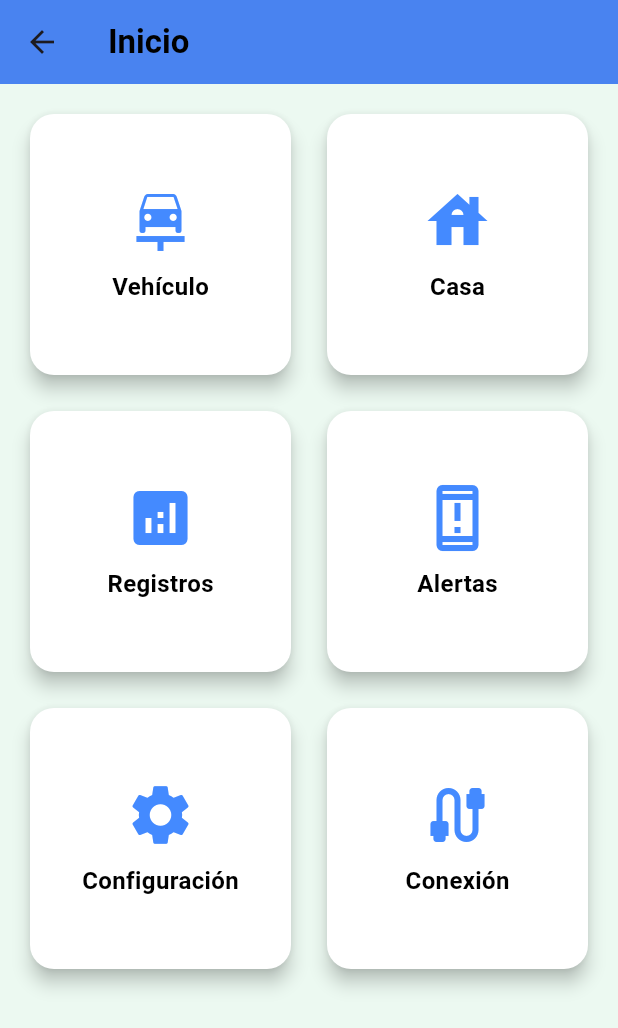
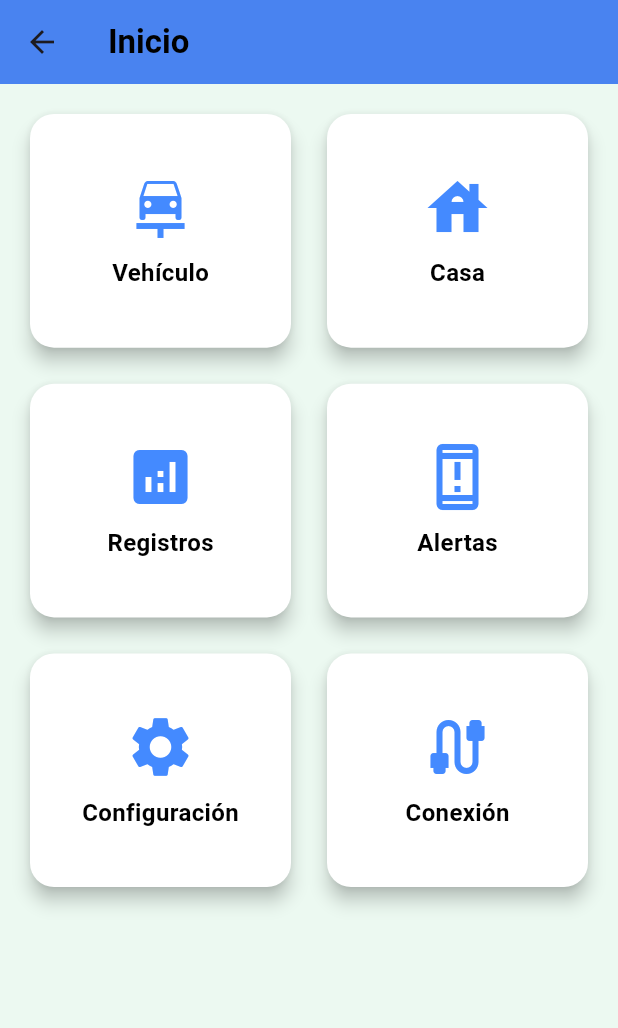
Before and after one commit to crisX666/CasaDomoticaFlutter, a Flutter app: the DashboardPage screen opened by its route, on a phone screen of 412 x 824 dp. Shown: the top 1028 px of the screen. Run offline on Flutter 3.47's test engine with Material 3 defaults, Android fonts, the phone set to English and light mode, and no system bars; our stand-ins replace cloud_firestore, firebase_auth, firebase_core; accounts and stored records are empty.

Commit message:
Update 09/abr/2025

```diff
--- a/lib/auth_wrapper.dart
+++ b/lib/auth_wrapper.dart
@@ -15,9 +15,9 @@ class AuthWrapper extends StatelessWidget {
           return const Scaffold(body: Center(child: CircularProgressIndicator()));
         }
         if (snapshot.hasData) {
-          return const HomePage(); // Usuario autenticado
+          return const HomePage(); //usuarios autenticados
         } else {
-          return const LoginPage(); // No autenticado, ir a login
+          return const LoginPage(); //usuarios no autenticados
         }
       },
     );
--- a/lib/dashboard_page.dart
+++ b/lib/dashboard_page.dart
@@ -9,27 +9,64 @@ class DashboardPage extends StatelessWidget {
       appBar: AppBar(
         title: const Text(
           'Inicio',
-          style: TextStyle(color: Color.fromARGB(255, 0, 0, 0), fontWeight: FontWeight.bold),
+          style: TextStyle(
+            color: Color.fromARGB(255, 0, 0, 0),
+            fontWeight: FontWeight.bold,
+          ),
           textAlign: TextAlign.center,
         ),
-        backgroundColor: const Color.fromARGB(255, 68, 138, 255), // Azul violeta oscuro
+        backgroundColor: const Color.fromARGB(255, 68, 138, 255),
         elevation: 10,
       ),
-      backgroundColor: const Color.fromARGB(255, 236, 249, 241), // Fondo lila claro
-      body: GridView.count(
-        padding: const EdgeInsets.all(16.0),
-        crossAxisCount: 2,
-        crossAxisSpacing: 16.0,
-        mainAxisSpacing: 16.0,
-        children: [
-          _buildRoomCard(context, 'Vehículo', Icons.car_repair),
-          _buildRoomCard(context, 'Casa', Icons.house),
-          _buildRoomCard(context, 'Registros', Icons.analytics),
-          _buildRoomCard(context, 'Alertas',
-              Icons.system_security_update_warning_outlined),
-          _buildRoomCard(context, 'Configuración', Icons.settings),
-          _buildRoomCard(context, 'Conexión', Icons.cable),
-        ],
+      backgroundColor: const Color.fromARGB(255, 236, 249, 241),
+      body: LayoutBuilder(
+        builder: (context, constraints) {
+          double width = constraints.maxWidth;
+          int crossAxisCount = 2;
+
+          if (width > 1200) {
+            crossAxisCount = 4;
+          } else if (width > 800) {
+            crossAxisCount = 3;
+          } else if (width > 600) {
+            crossAxisCount = 2;
+          } else {
+            crossAxisCount = 2;
+          }
+
+          double itemWidth = (width - (crossAxisCount - 1) * 16) / crossAxisCount;
+          double itemHeight = itemWidth * 0.9;
+          double aspectRatio = itemWidth / itemHeight;
+
+          final items = [
+            {'title': 'Vehículo', 'icon': Icons.car_repair},
+            {'title': 'Casa', 'icon': Icons.house},
+            {'title': 'Registros', 'icon': Icons.analytics},
+            {'title': 'Alertas', 'icon': Icons.system_security_update_warning_outlined},
+            {'title': 'Configuración', 'icon': Icons.settings},
+            {'title': 'Conexión', 'icon': Icons.cable},
+          ];
+
+          return Padding(
+            padding: const EdgeInsets.all(16.0),
+            child: GridView.builder(
+              itemCount: items.length,
+              gridDelegate: SliverGridDelegateWithFixedCrossAxisCount(
+                crossAxisCount: crossAxisCount,
+                crossAxisSpacing: 16.0,
+                mainAxisSpacing: 16.0,
+                childAspectRatio: aspectRatio,
+              ),
+              itemBuilder: (context, index) {
+                return _buildRoomCard(
+                  context,
+                  items[index]['title'] as String,
+                  items[index]['icon'] as IconData,
+                );
+              },
+            ),
+          );
+        },
       ),
     );
   }
@@ -56,7 +93,7 @@ class DashboardPage extends StatelessWidget {
         shape: RoundedRectangleBorder(
           borderRadius: BorderRadius.circular(16.0),
         ),
-        color: const Color.fromARGB(255, 255, 255, 255), // Fondo más claro para las tarjetas
+        color: const Color.fromARGB(255, 255, 255, 255),
         child: Padding(
           padding: const EdgeInsets.all(12.0),
           child: Column(
@@ -65,7 +102,7 @@ class DashboardPage extends StatelessWidget {
               Icon(
                 icon,
                 size: 48,
-                color: const Color.fromARGB(255, 68, 138, 255), // Mismo azul violeta del AppBar
+                color: const Color.fromARGB(255, 68, 138, 255),
               ),
               const SizedBox(height: 8.0),
               Text(
--- a/lib/main.dart
+++ b/lib/main.dart
@@ -40,11 +40,11 @@ class MyApp extends StatelessWidget {
         User? user = FirebaseAuth.instance.currentUser;
 
         if (user == null && settings.name != '/login' && settings.name != '/register') {
-          // Si no está autenticado y la ruta no es login/registro, envíalo al login
+          // si no esta autenticado, se redirige al login
           return MaterialPageRoute(builder: (context) => const LoginPage());
         }
 
-        // Define las rutas permitidas
+        //rutas protegidas
         switch (settings.name) {
           case '/dashboard':
             return MaterialPageRoute(builder: (context) => const DashboardPage());
--- a/pubspec.yaml
+++ b/pubspec.yaml
@@ -67,6 +67,10 @@ flutter_launcher_icons:
 
 # The following section is specific to Flutter packages.
 flutter:
+  assets:
+    - assets/images/ZonasCasa.png
+
+
 
   # The following line ensures that the Material Icons font is
   # included with your application, so that you can use the icons in
```
Also changed, not shown: lib/alerts_page.dart (+62 -71 lines), lib/car_page.dart (+17 -35 lines), lib/fetch_from_database.dart (added, +20 -0 lines), lib/login_page.dart (+14 -5 lines), assets/images/icon.png (deleted), 1 other file.
